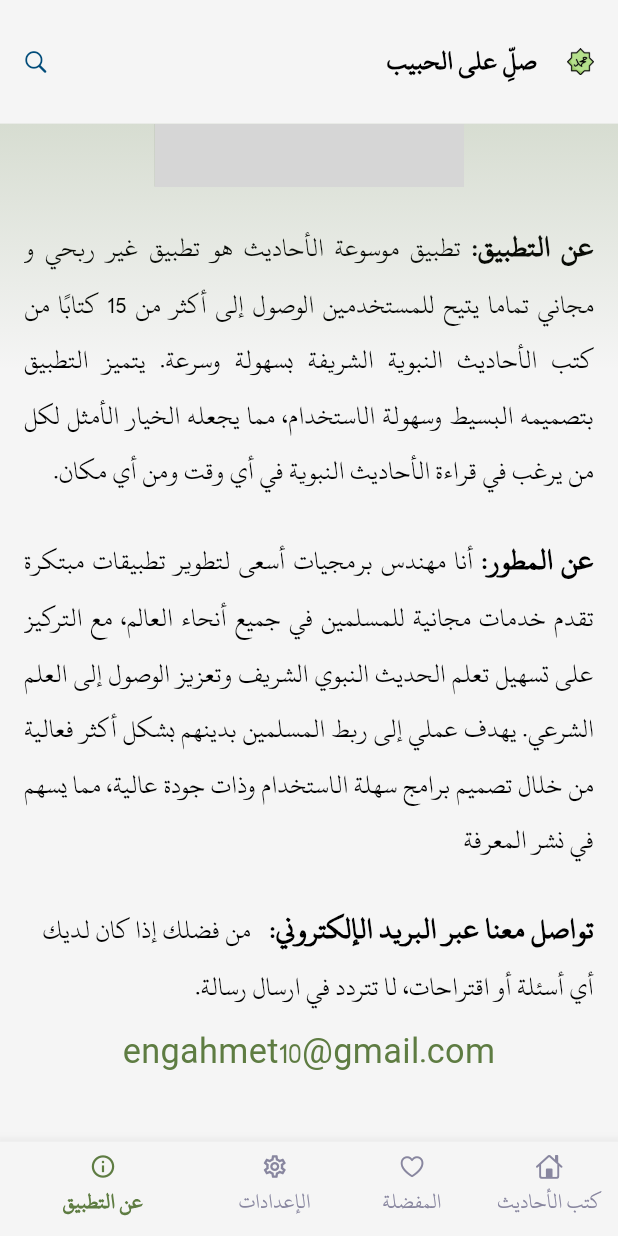
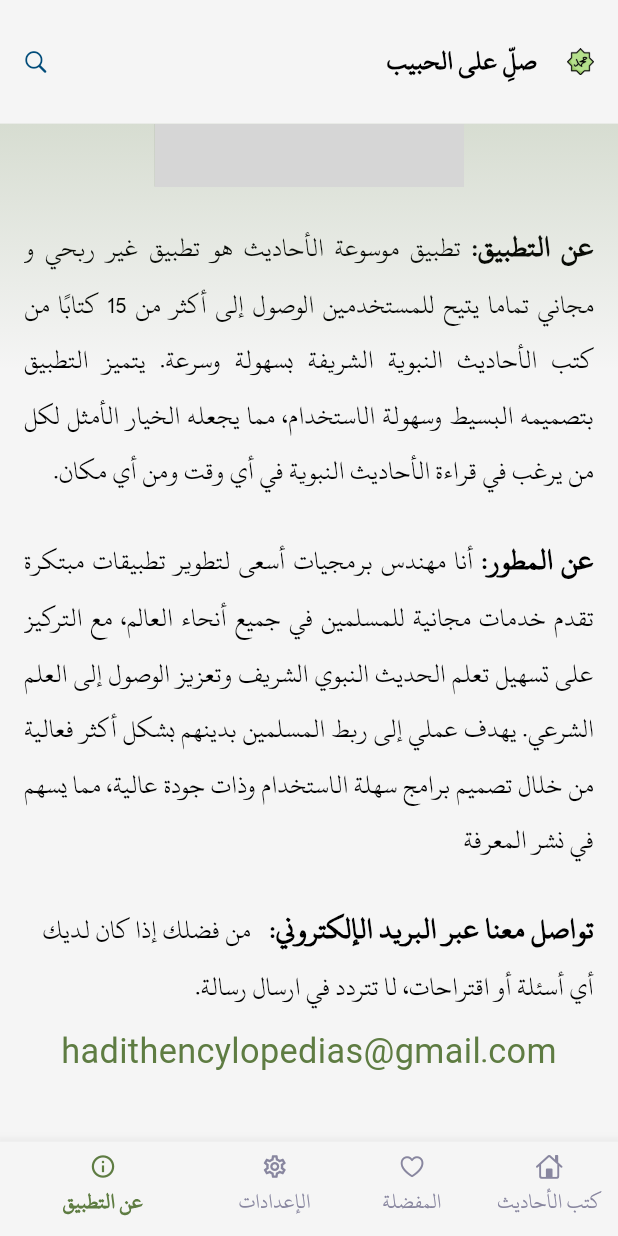
Before and after one commit to ahmetbasmaci/hadith_books, a Flutter app: the HadithHomePage screen opened by its route, item 4 of the bottom bar chosen, scrolled down 164 dp, on a phone screen of 412 x 824 dp. Run offline on Flutter 3.47's test engine with Material 3 defaults, Android fonts, the phone set to English and light mode, and no system bars; drawn by our look-alikes of animated_background, animated_text_kit, like_button, toastification; our stand-ins replace dartz, equatable, flutter_bloc, flutter_staggered_animations, get_it, get_storage and 8 more; missing offline and left inert: tutorial_coach_mark, workmanager; accounts and stored records are empty; project files that could hold a hidden picture were left out; grey boxes are pictures that could not be loaded.

Commit message:
update support email

```diff
--- a/lib/core/utils/resources/app_constants.dart
+++ b/lib/core/utils/resources/app_constants.dart
@@ -3,7 +3,7 @@ import 'package:hadith_books/core/core.dart';
 
 class AppConstants {
   AppConstants._();
-  static const String developerEmail = 'engahmet10@gmail.com';
+  static const String developerEmail = 'hadithencylopedias@gmail.com';
   static const String developerWhatsapp = '+9605398416843';
   static const String appLink = 'https://play.google.com/store/apps/details?id=com.ahmet.hadithBooks';
 
--- a/pubspec.yaml
+++ b/pubspec.yaml
@@ -2,7 +2,7 @@ name: hadith_books
 description: "A new Flutter project."
 
 publish_to: 'none' # Remove this line if you wish to publish to pub.dev
-version: 1.0.0+25
+version: 1.0.0+26
 
 environment:
   sdk: '>=3.4.3 <4.0.0'
```
